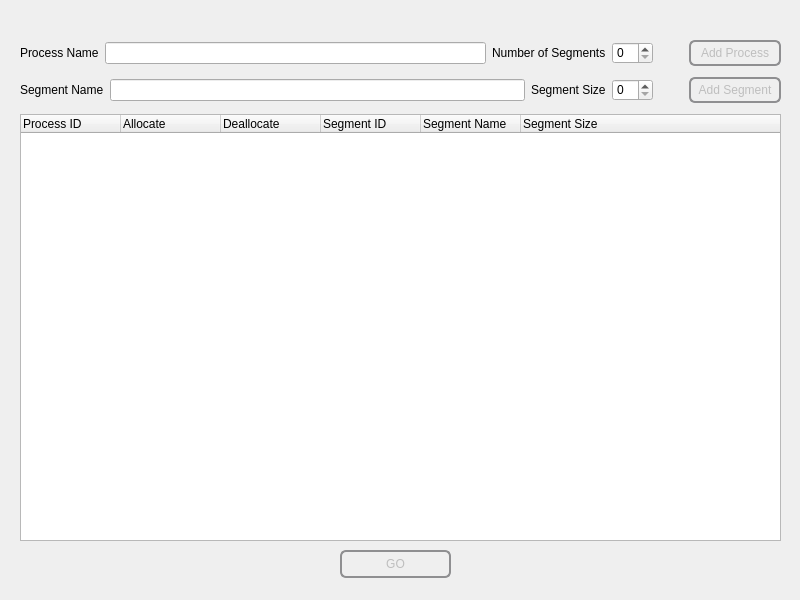
Old version of the form GUI/MemoryAllocationGUI/processesinputform.ui in the repository lameesemad1996/MemoryAllocation.
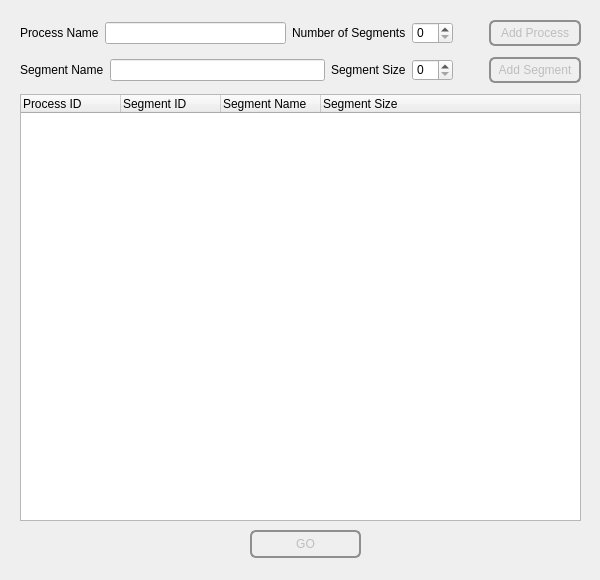
New version of the form.

The edit to the form file:
```diff
--- a/GUI/MemoryAllocationGUI/processesinputform.ui
+++ b/GUI/MemoryAllocationGUI/processesinputform.ui
@@ -6,8 +6,8 @@
    <rect>
     <x>0</x>
     <y>0</y>
-    <width>800</width>
-    <height>600</height>
+    <width>600</width>
+    <height>580</height>
    </rect>
   </property>
   <property name="windowTitle">
@@ -39,8 +39,8 @@
    <property name="geometry">
     <rect>
      <x>20</x>
-     <y>40</y>
-     <width>761</width>
+     <y>20</y>
+     <width>561</width>
      <height>501</height>
     </rect>
    </property>
@@ -206,16 +206,6 @@
         <string>Process ID</string>
        </property>
       </column>
-      <column>
-       <property name="text">
-        <string>Allocate</string>
-       </property>
-      </column>
-      <column>
-       <property name="text">
-        <string>Deallocate</string>
-       </property>
-      </column>
       <column>
        <property name="text">
         <string>Segment ID</string>
@@ -241,8 +231,8 @@
    </property>
    <property name="geometry">
     <rect>
-     <x>340</x>
-     <y>550</y>
+     <x>250</x>
+     <y>530</y>
      <width>111</width>
      <height>28</height>
     </rect>
```
